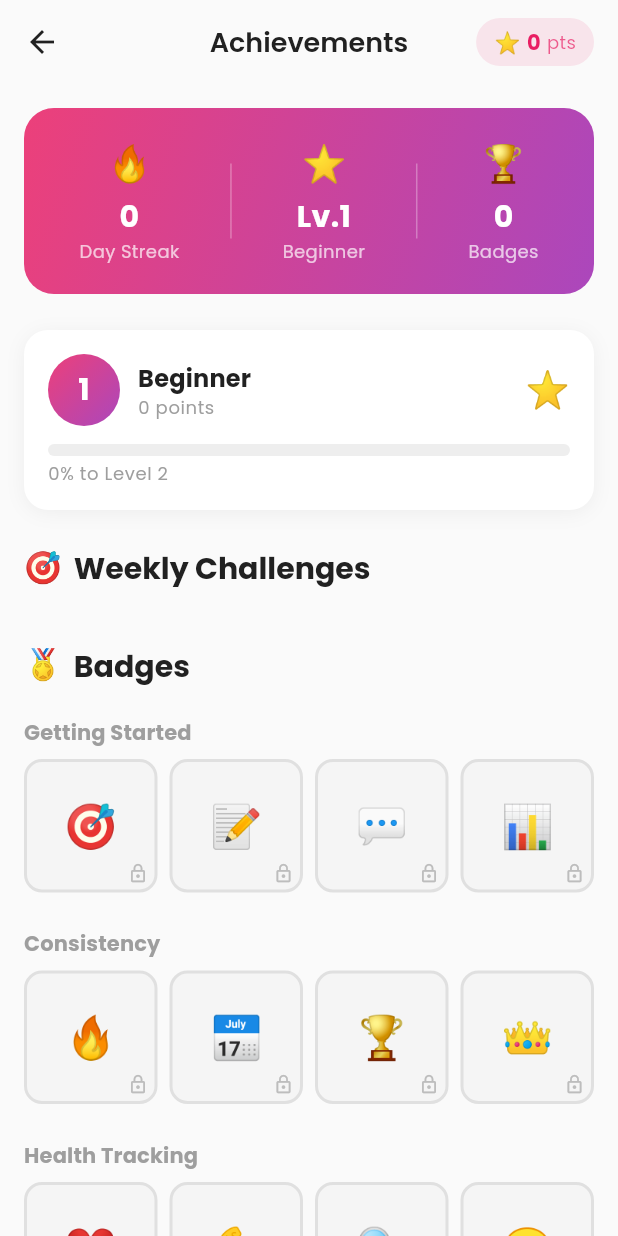
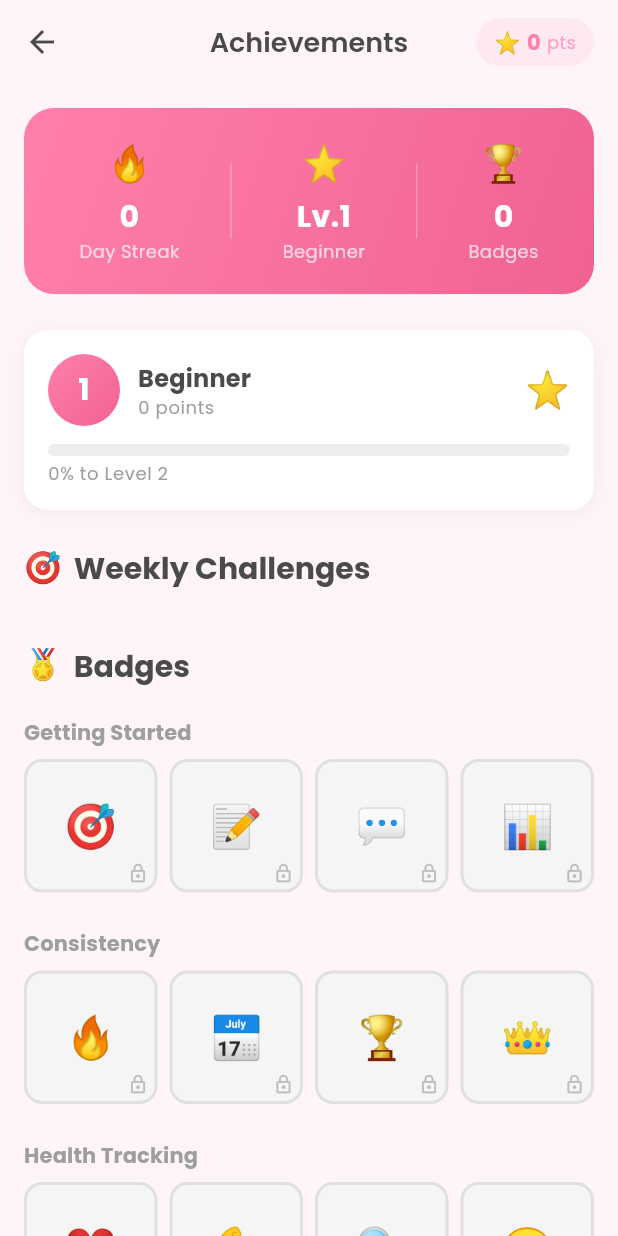
Before and after one commit to devesh-kahar/-Debuggers_3.24_SDG_3, a Flutter app: the GamificationScreen screen opened directly, on a phone screen of 412 x 824 dp. Run offline on Flutter 3.47's test engine with Material 3 defaults, Android fonts, the phone set to English and light mode, and no system bars; our stand-ins replace dio, firebase_core, firebase_messaging, fl_chart, flutter_animate, flutter_local_notifications and 8 more; accounts and stored records are empty; network calls fail.

Commit message:
Final Polish: Real-time Live Sync, Simulations, and UI Enhancements

```diff
--- a/lib/services/api_service.dart
+++ b/lib/services/api_service.dart
@@ -2,6 +2,8 @@ import 'package:dio/dio.dart';
 import 'package:flutter_secure_storage/flutter_secure_storage.dart';
 
 class ApiService {
+  // Use http://10.0.2.2:5000/api for Android Emulator
+  // Use your computer's local IP (e.g., http://192.168.1.5:5000/api) for physical devices
   static const String baseUrl = 'http://localhost:5000/api';
   final Dio _dio = Dio();
   final _storage = const FlutterSecureStorage();
--- a/lib/utils/theme.dart
+++ b/lib/utils/theme.dart
@@ -2,57 +2,61 @@ import 'package:flutter/material.dart';
 import 'package:google_fonts/google_fonts.dart';
 
 class AppTheme {
-  // Primary Colors - Soft & Calming
-  static const Color primaryPink = Color(0xFFE91E63);
-  static const Color primaryTeal = Color(0xFF26A69A);
-  static const Color lavender = Color(0xFFE1BEE7);
+  // Primary Colors - Soft & Calming Light Pink Theme
+  static const Color primaryPink = Color(0xFFFF80AB); // Soft Pink
+  static const Color deepPink = Color(0xFFF06292);
+  static const Color primaryTeal = Color(0xFF4DB6AC);
+  static const Color lavender = Color(0xFFF3E5F5);
 
   // Fertility Mode Colors
-  static const Color periodRed = Color(0xFFEF5350);
-  static const Color fertileGreen = Color(0xFF66BB6A);
-  static const Color ovulationDarkGreen = Color(0xFF2E7D32);
-  static const Color safeBlue = Color(0xFF42A5F5);
-  static const Color unknownGrey = Color(0xFFBDBDBD);
+  static const Color periodRed = Color(0xFFFF5252);
+  static const Color fertileGreen = Color(0xFF81C784);
+  static const Color ovulationDarkGreen = Color(0xFF388E3C);
+  static const Color safeBlue = Color(0xFF64B5F6);
+  static const Color unknownGrey = Color(0xFFE0E0E0);
 
   // Risk Level Colors
-  static const Color riskLow = Color(0xFF4CAF50);
-  static const Color riskMedium = Color(0xFFFFC107);
-  static const Color riskHigh = Color(0xFFFF5252);
+  static const Color riskLow = Color(0xFF66BB6A);
+  static const Color riskMedium = Color(0xFFFFD54F);
+  static const Color riskHigh = Color(0xFFFF8A80);
 
   // Status Colors
-  static const Color success = Color(0xFF81C784);
-  static const Color warning = Color(0xFFFFB74D);
-  static const Color error = Color(0xFFE57373);
-  static const Color info = Color(0xFF64B5F6);
+  static const Color success = Color(0xFFA5D6A7);
+  static const Color warning = Color(0xFFFFCC80);
+  static const Color error = Color(0xFFEF9A9A);
+  static const Color info = Color(0xFF90CAF9);
 
   // Neutral Colors
-  static const Color textDark = Color(0xFF212121);
-  static const Color textMedium = Color(0xFF616161);
-  static const Color textLight = Color(0xFF9E9E9E);
-  static const Color background = Color(0xFFFAFAFA);
+  static const Color textDark = Color(0xFF4A4A4A);
+  static const Color textMedium = Color(0xFF757575);
+  static const Color textLight = Color(0xFFBDBDBD);
+  static const Color background = Color(0xFFFFF5F8); // Very Light Pink Background
   static const Color cardBackground = Color(0xFFFFFFFF);
-  static const Color divider = Color(0xFFEEEEEE);
+  static const Color divider = Color(0xFFFCE4EC);
 
   // Dark Mode Colors
-  static const Color darkBackground = Color(0xFF121212);
-  static const Color darkSurface = Color(0xFF1E1E1E);
-  static const Color darkCard = Color(0xFF2C2C2C);
+  static const Color darkBackground = Color(0xFF2D1B22); // Deep Berry
+  static const Color darkSurface = Color(0xFF3D242E);
+  static const Color darkCard = Color(0xFF4D2D3A);
+
+  // Light Mode Colors (extended)
+  static const Color accentPink = Color(0xFFF48FB1);
 
   // Gradients
   static const LinearGradient primaryGradient = LinearGradient(
-    colors: [Color(0xFFEC407A), Color(0xFFAB47BC)],
+    colors: [Color(0xFFFF80AB), Color(0xFFF06292)],
     begin: Alignment.topLeft,
     end: Alignment.bottomRight,
   );
 
   static const LinearGradient fertilityGradient = LinearGradient(
-    colors: [Color(0xFF26A69A), Color(0xFF66BB6A)],
+    colors: [Color(0xFFF8BBD0), Color(0xFFFF80AB)],
     begin: Alignment.topLeft,
     end: Alignment.bottomRight,
   );
 
   static const LinearGradient pregnancyGradient = LinearGradient(
-    colors: [Color(0xFFEC407A), Color(0xFFFFB74D)],
+    colors: [Color(0xFFFF80AB), Color(0xFFFFCCBC)],
     begin: Alignment.topLeft,
     end: Alignment.bottomRight,
   );
--- a/mommai-dashboard/package.json
+++ b/mommai-dashboard/package.json
@@ -14,7 +14,8 @@
     "next": "16.1.6",
     "react": "19.2.3",
     "react-dom": "19.2.3",
-    "recharts": "^3.7.0"
+    "recharts": "^3.7.0",
+    "socket.io-client": "^4.8.3"
   },
   "devDependencies": {
     "@tailwindcss/postcss": "^4",
```
Also changed, not shown: lib/widgets/vitals_card.dart (+6 -2 lines), 6 other files.
